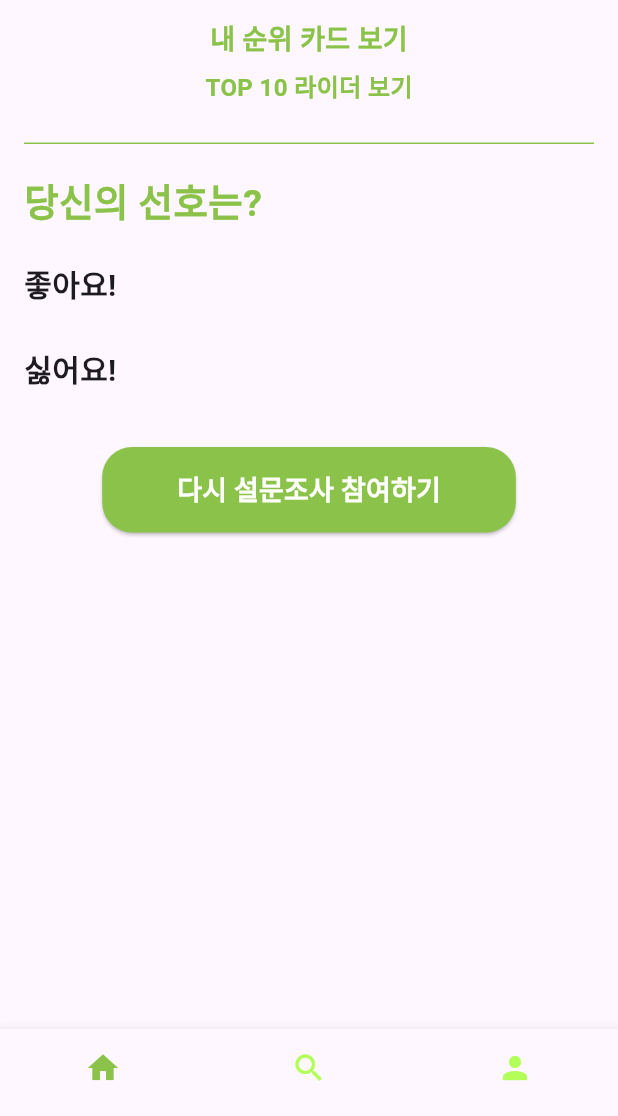
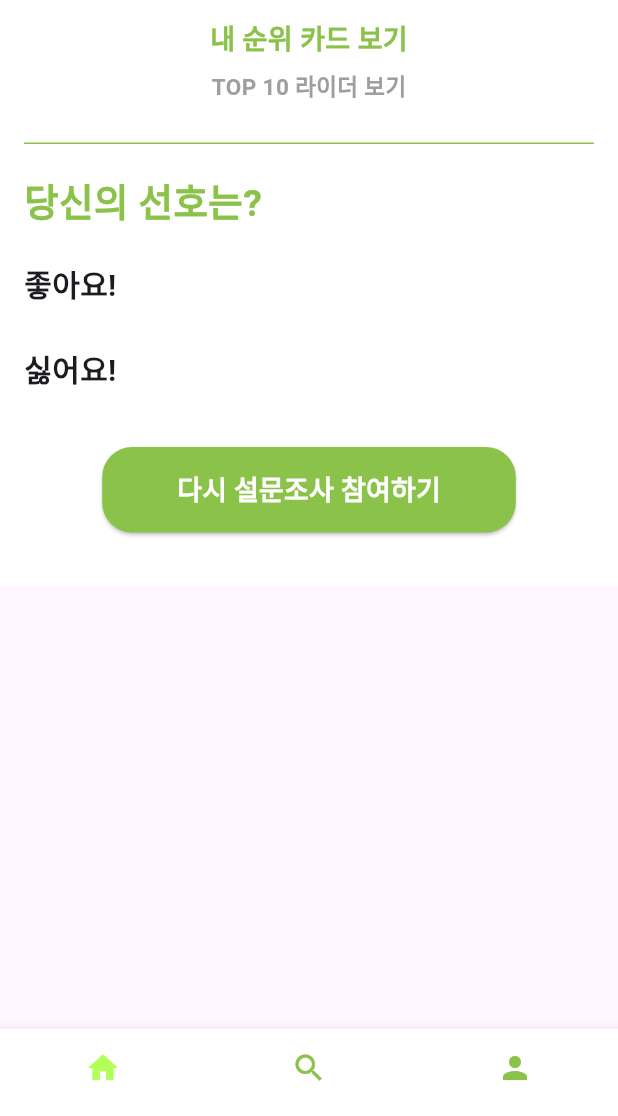
Before and after one commit to jjoing/luckybikey, a Flutter app: the Profile screen opened directly, on a phone screen of 412 x 824 dp, the part 120-1236 px from its top. Run offline on Flutter 3.47's test engine with Material 3 defaults, Android fonts, the phone set to English and light mode, and no system bars; our stand-ins replace animated_splash_screen, cloud_firestore, cloud_functions, firebase_auth, firebase_core, flutter_tts and 5 more; missing offline and left inert: flutter_naver_map, kakao_flutter_sdk, kakao_flutter_sdk_user; accounts and stored records are empty.

Commit message:
design: background color setting

```diff
--- a/lib/components/bottomNaviBar.dart
+++ b/lib/components/bottomNaviBar.dart
@@ -14,8 +14,9 @@ class BottomNavigation extends StatelessWidget {
       onTap: (index) {
         pageProvider.setPage(index);
       },
-      selectedItemColor: Colors.lightGreen,
-      unselectedItemColor: Colors.lightGreenAccent,
+      backgroundColor: Colors.white,
+      selectedItemColor: Colors.lightGreenAccent,
+      unselectedItemColor: Colors.lightGreen,
       showSelectedLabels: false,
       showUnselectedLabels: false,
       items: const [
--- a/lib/screens/profileScreen/profile.dart
+++ b/lib/screens/profileScreen/profile.dart
@@ -42,7 +42,8 @@ class _ProfileState extends State<Profile> {
     //final viewModel = MainViewModel(KakaoLogin());
 
     return Scaffold(
-      body: SingleChildScrollView(
+      body: Container(decoration: BoxDecoration(color: Colors.white),
+        child: SingleChildScrollView(
           child: Column(
             children: [
               const SizedBox(height: 40),
@@ -108,9 +109,9 @@ class _ProfileState extends State<Profile> {
                 icon: Text(
                   'TOP 10 라이더 보기',
                   style: TextStyle(
-                  fontSize: 16,
+                    fontSize: 15,
                     fontWeight: FontWeight.bold,
-                  color: Colors.lightGreen,
+                    color: Colors.grey,
                   ),
                 ),
               ),
@@ -207,6 +208,7 @@ class _ProfileState extends State<Profile> {
             ],
           ),
         ),
+      ),
       bottomNavigationBar: BottomNavigation(),
     );
   }
--- a/lib/screens/searchScreen/retention/modal.dart
+++ b/lib/screens/searchScreen/retention/modal.dart
@@ -103,7 +103,7 @@ class _ModalContentState extends State<ModalContent> {
                         },
                         visualDensity: VisualDensity(vertical: -4),
                         padding: EdgeInsets.all(0),
-                        icon: Text('내 순위 카드 보기'),
+                        icon: Text('내 순위 카드 보기', style: TextStyle(fontSize: 15),),
                       ),
                       IconButton(
                         onPressed: () {
@@ -117,7 +117,7 @@ class _ModalContentState extends State<ModalContent> {
                         },
                         visualDensity: VisualDensity(vertical: -4),
                         padding: EdgeInsets.all(0),
-                        icon: Text('TOP 10 라이더 보기'),
+                        icon: Text('TOP 10 라이더 보기', style: TextStyle(fontSize: 13),),
                       ),
                       const SizedBox(height: 20),
                       ElevatedButton(
--- a/lib/utils/login/login.dart
+++ b/lib/utils/login/login.dart
@@ -49,6 +49,7 @@ class _loginState extends State<login> {
     return Scaffold(
         resizeToAvoidBottomInset: false,
         body: SafeArea(
+          child: Container(decoration: BoxDecoration(color: Colors.white),
             child: Center(
               child: GestureDetector(
                 onTap: () {
@@ -312,6 +313,7 @@ class _loginState extends State<login> {
                 ),
               ),
             ),
+          ),
         ));
   }
 
```
Lines whose indentation alone changed are shown as unchanged.
